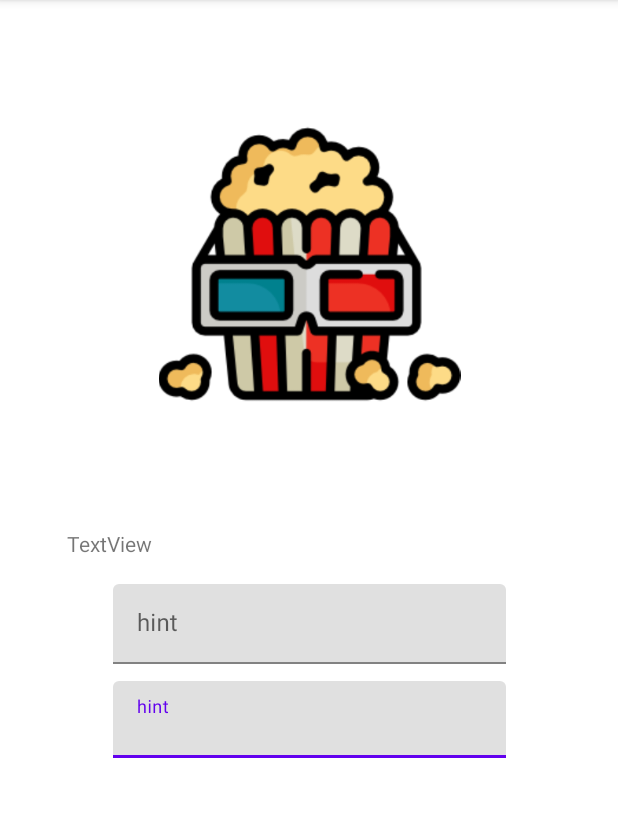
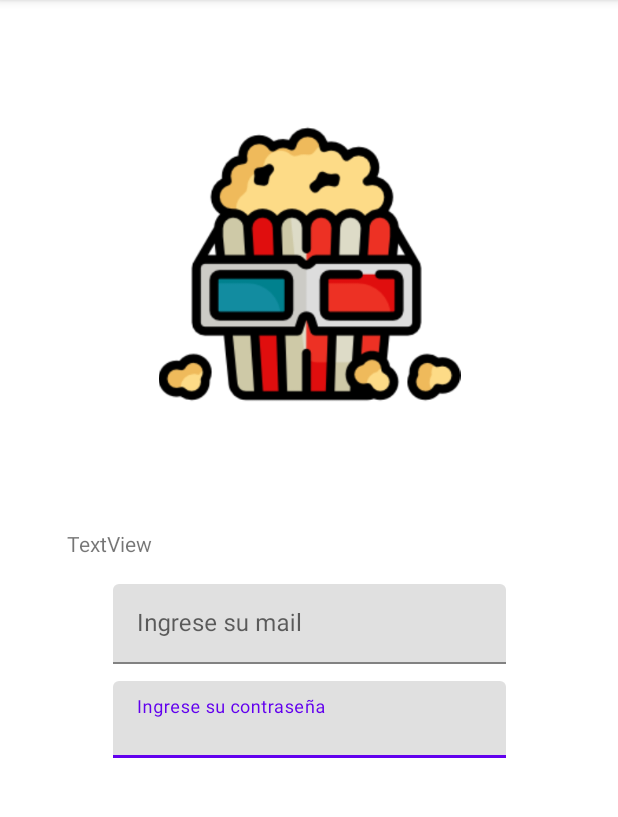
Before and after one commit to JanoLiberona/AppCine, an Android app: the screen it shows after launch (MainActivity), on a phone screen of 412 x 824 dp, the part 84-901 px from its top. Run offline under Robolectric (Android 15) with nearby library versions, the phone set to English and light mode, and no system bars.

Commit message:
cambio hints

```diff
--- a/app/src/main/res/layout/activity_main.xml
+++ b/app/src/main/res/layout/activity_main.xml
@@ -48,7 +48,7 @@
             android:id="@+id/til_pass"
             android:layout_width="match_parent"
             android:layout_height="wrap_content"
-            android:hint="hint" />
+            android:hint="@string/login_pass" />
     </com.google.android.material.textfield.TextInputLayout>
 
     <ImageView
@@ -76,7 +76,7 @@
             android:id="@+id/til_user"
             android:layout_width="match_parent"
             android:layout_height="wrap_content"
-            android:hint="hint" />
+            android:hint="@string/login_mail" />
     </com.google.android.material.textfield.TextInputLayout>
 
     <TextView
```
